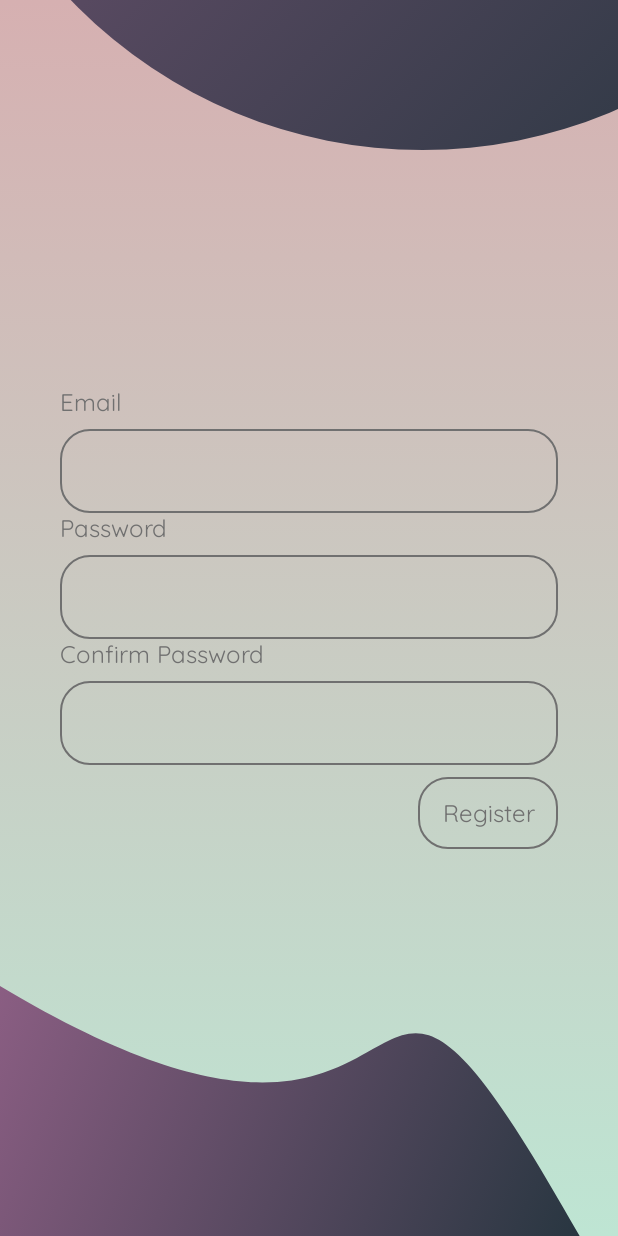
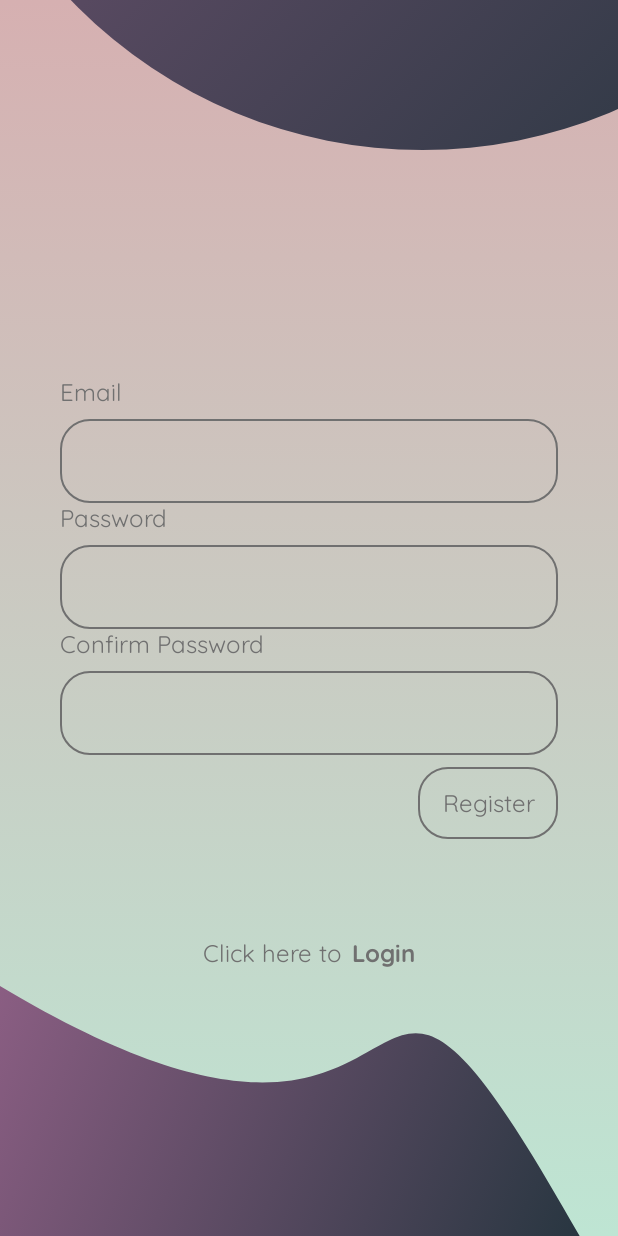
Before and after one commit to OzolsUgis/FoundMe, an Android app built with Jetpack Compose: the screen it shows after launch (MainActivity), on a phone screen of 412 x 824 dp. Run offline under Robolectric (Android 15) with nearby library versions, the phone set to English and light mode, and no system bars; our stand-ins replace Dagger/Hilt's generated code, Timber, livedata-compose; 2 statements that could not run were skipped.

Commit message:
register screen finished

```diff
--- a/app/src/main/java/com/ugisozols/foundme/auth_feature/presentation/register/RegisterScreen.kt
+++ b/app/src/main/java/com/ugisozols/foundme/auth_feature/presentation/register/RegisterScreen.kt
@@ -1,7 +1,10 @@
 package com.ugisozols.foundme.auth_feature.presentation.register
 
 import android.content.Context
+import android.widget.Space
 import androidx.compose.foundation.background
+import androidx.compose.foundation.border
+import androidx.compose.foundation.clickable
 import androidx.compose.foundation.layout.*
 import androidx.compose.material.*
 import androidx.compose.runtime.Composable
@@ -15,7 +18,11 @@ import androidx.compose.ui.graphics.Brush
 import androidx.compose.ui.graphics.Color
 import androidx.compose.ui.platform.LocalContext
 import androidx.compose.ui.res.stringResource
+import androidx.compose.ui.text.SpanStyle
+import androidx.compose.ui.text.buildAnnotatedString
+import androidx.compose.ui.text.font.FontWeight
 import androidx.compose.ui.text.input.KeyboardType
+import androidx.compose.ui.text.withStyle
 import androidx.compose.ui.tooling.preview.Preview
 import androidx.compose.ui.unit.dp
 import androidx.navigation.NavController
@@ -28,11 +35,9 @@ import com.ugisozols.foundme.auth_feature.presentation.register.util.Registratio
 import com.ugisozols.foundme.auth_feature.util.AuthError
 import com.ugisozols.foundme.core.presentation.components.StandardTextField
 import com.ugisozols.foundme.core.presentation.components.UiAction
-import com.ugisozols.foundme.core.presentation.ui.theme.authFieldPaddingSize
-import com.ugisozols.foundme.core.presentation.ui.theme.mainGradient
+import com.ugisozols.foundme.core.presentation.ui.theme.*
 import com.ugisozols.foundme.core.presentation.ui.theme.shapes.CircleShape
 import com.ugisozols.foundme.core.presentation.ui.theme.shapes.DecorativeCircleCut
-import com.ugisozols.foundme.core.presentation.ui.theme.textColor
 import com.ugisozols.foundme.core.util.TextMessage
 import kotlinx.coroutines.coroutineScope
 import kotlinx.coroutines.flow.collectLatest
@@ -46,6 +51,18 @@ fun RegisterScreen(
 ){
 
     val context = LocalContext.current
+    LaunchedEffect(key1 = true){
+        viewModel.event.collectLatest { action ->
+            when(action){
+                is UiAction.ShowSnackbar -> {
+                    scaffoldState.snackbarHostState.showSnackbar(
+                        message = action.text.asString(context = context),
+                        duration = SnackbarDuration.Short
+                    )
+                }
+            }
+        }
+    }
 
 
     Box(modifier = Modifier.fillMaxSize()){
@@ -73,26 +90,19 @@ fun RegisterScreen(
             horizontalAlignment = Alignment.CenterHorizontally,
             verticalArrangement = Arrangement.Center
         ) {
-
+            //TODO Implement Project Logo
+            Spacer(modifier = Modifier.height(spacerSize))
+            Spacer(modifier = Modifier.height(spacerSize))
             RegisterInputSection(modifier = Modifier.align(Alignment.Start))
             PasswordInputSection(modifier = Modifier.align(Alignment.Start))
             ConfirmPasswordInputSection(modifier= Modifier.align(Alignment.Start))
             AuthSpacer()
             RegisterUserButton(modifier = Modifier.align(Alignment.End))
+            Spacer(modifier = Modifier.height(spacerSize))
+            LoginSection(navController)
         }
 
-        LaunchedEffect(key1 = true){
-            viewModel.event.collectLatest { action ->
-                when(action){
-                    is UiAction.ShowSnackbar -> {
-                        scaffoldState.snackbarHostState.showSnackbar(
-                            message = action.text.asString(context = context),
-                            duration = SnackbarDuration.Short
-                        )
-                    }
-                }
-            }
-        }
+
     }
     }
 
@@ -219,3 +229,27 @@ fun RegisterUserButton(
         )
     }
 }
+
+@Composable
+fun LoginSection (
+    navController: NavController
+){
+    Row(
+        modifier = Modifier.clickable {
+           // navController.navigate()
+        }
+            .height(registerScreenLoginButtonHeight)
+            .width(registerScreenLoginButtonWidth),
+        horizontalArrangement = Arrangement.Center,
+        verticalAlignment = Alignment.CenterVertically
+    ) {
+        Text(text = stringResource(id = R.string.have_account))
+        Spacer(modifier = Modifier.width(6.dp))
+        Text(buildAnnotatedString {
+            withStyle(SpanStyle(fontWeight = FontWeight.Bold)){
+                append(stringResource(id = R.string.login))
+            }
+        })
+    }
+
+}
--- a/app/src/main/java/com/ugisozols/foundme/core/presentation/MainActivity.kt
+++ b/app/src/main/java/com/ugisozols/foundme/core/presentation/MainActivity.kt
@@ -31,7 +31,7 @@ class MainActivity : ComponentActivity() {
                         modifier = Modifier.fillMaxSize(),
                         scaffoldState = scaffoldState
                     ) {
-                        navController.Navigation(scaffoldState)
+                        navController.Navigation(navController,scaffoldState)
                     }
 
 
--- a/app/src/main/java/com/ugisozols/foundme/core/presentation/components/Navigation.kt
+++ b/app/src/main/java/com/ugisozols/foundme/core/presentation/components/Navigation.kt
@@ -4,6 +4,7 @@ import androidx.compose.foundation.layout.fillMaxSize
 import androidx.compose.material.ScaffoldState
 import androidx.compose.runtime.Composable
 import androidx.compose.ui.Modifier
+import androidx.navigation.NavController
 
 
 import androidx.navigation.NavHostController
@@ -14,7 +15,8 @@ import com.ugisozols.foundme.core.util.Screen
 
 @Composable
 fun NavHostController.Navigation(
-scaffoldState : ScaffoldState
+    navController: NavController,
+    scaffoldState : ScaffoldState
 ){
    NavHost(
        navController = this,
@@ -22,7 +24,7 @@ scaffoldState : ScaffoldState
        modifier = Modifier.fillMaxSize()
    ){
        composable(Screen.Register.route){
-           RegisterScreen(navController = this@Navigation, scaffoldState)
+           RegisterScreen(navController,scaffoldState)
        }
 
    }
--- a/app/src/main/java/com/ugisozols/foundme/core/presentation/ui/theme/Type.kt
+++ b/app/src/main/java/com/ugisozols/foundme/core/presentation/ui/theme/Type.kt
@@ -28,7 +28,7 @@ val Typography = Typography(
     body2 = TextStyle(
         fontFamily = quicksand,
         fontWeight = Bold,
-        color = textColor,
+        color = lightPink,
         fontSize = 16.sp
     )
 )
--- a/app/src/main/java/com/ugisozols/foundme/core/presentation/ui/theme/dimensions.kt
+++ b/app/src/main/java/com/ugisozols/foundme/core/presentation/ui/theme/dimensions.kt
@@ -8,4 +8,7 @@ val roundedCornerShapeDimensions = 20.dp
 val standardTextFieldsBorderWidth = 1.dp
 val authFieldPaddingSize = 40.dp
 val authFieldSpacerSize = 8.dp
+val registerScreenLoginButtonHeight = 60.dp
+val registerScreenLoginButtonWidth = 240.dp
+val spacerSize = 46.dp
 val test = 0.dp
--- a/app/src/main/res/values/strings.xml
+++ b/app/src/main/res/values/strings.xml
@@ -12,4 +12,6 @@
     <string name="auth_passwords_do_not_match">Passwords do not match</string>
     <string name="server_not_found">Couldn\'t reach server</string>
     <string name="server_something_went_wrong">Something went wrong</string>
+    <string name="have_account">Click here to </string>
+    <string name="login">Login</string>
 </resources>
```
